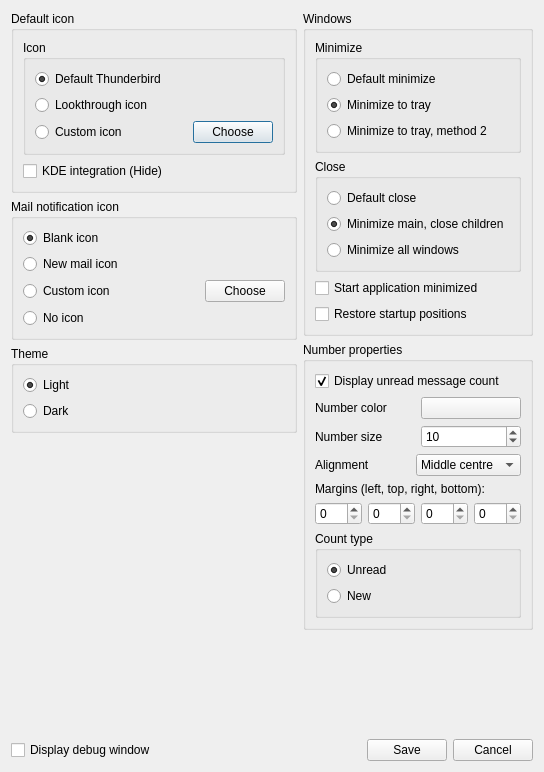
Ximi1970/systray-x, file app/SysTray-X/SysTray-X-app/preferences.ui: the form before one commit.
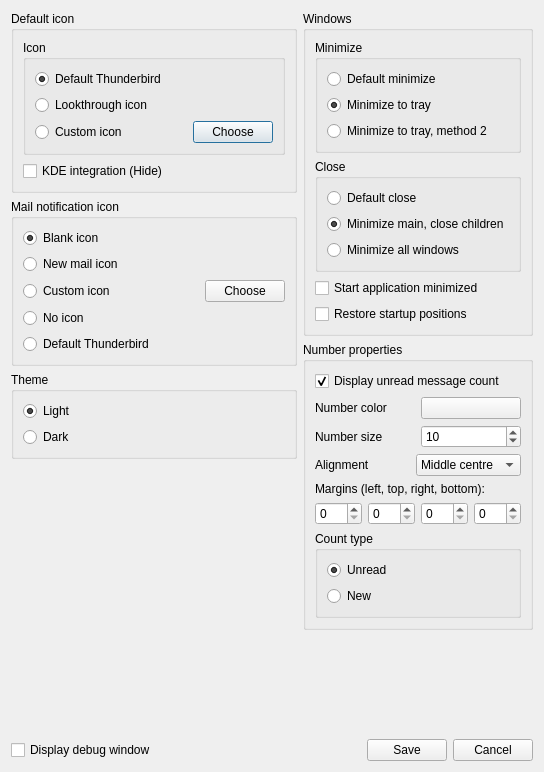
The form after the commit. Icons and pictures are not drawn.

Commit message: Add default tb icon for notifications

What changed in the file:
```diff
--- a/app/SysTray-X/SysTray-X-app/preferences.ui
+++ b/app/SysTray-X/SysTray-X-app/preferences.ui
@@ -19,7 +19,7 @@
   </property>
   <layout class="QGridLayout" name="gridLayout">
    <item row="0" column="0">
-    <layout class="QVBoxLayout" name="verticalLayout_19">
+    <layout class="QVBoxLayout" name="verticalLayout_2">
      <item>
       <widget class="QGroupBox" name="defaultIconGroupBox">
        <property name="title">
@@ -111,8 +111,6 @@
        <property name="title">
         <string>Mail notification icon</string>
        </property>
-       <layout class="QVBoxLayout" name="verticalLayout_2">
-        <item>
          <layout class="QVBoxLayout" name="verticalLayout">
           <item>
            <layout class="QHBoxLayout" name="horizontalLayout_3">
@@ -237,6 +235,31 @@
              </spacer>
             </item>
            </layout>
+        </item>
+        <item>
+         <layout class="QHBoxLayout" name="horizontalLayout_11">
+          <item>
+           <widget class="QRadioButton" name="tbIconRadioButton">
+            <property name="text">
+             <string>Default Thunderbird</string>
+            </property>
+            <attribute name="buttonGroup">
+             <string notr="true">iconTypeGroup</string>
+            </attribute>
+           </widget>
+          </item>
+          <item>
+           <spacer name="horizontalSpacer_5">
+            <property name="orientation">
+             <enum>Qt::Horizontal</enum>
+            </property>
+            <property name="sizeHint" stdset="0">
+             <size>
+              <width>40</width>
+              <height>20</height>
+             </size>
+            </property>
+           </spacer>
           </item>
          </layout>
         </item>
```
Lines whose indentation alone changed are shown as unchanged. The commit also changes 5 other files.
